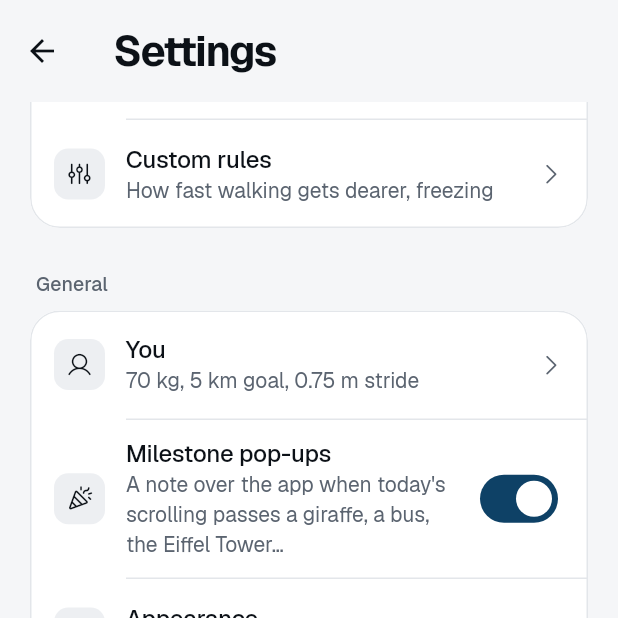
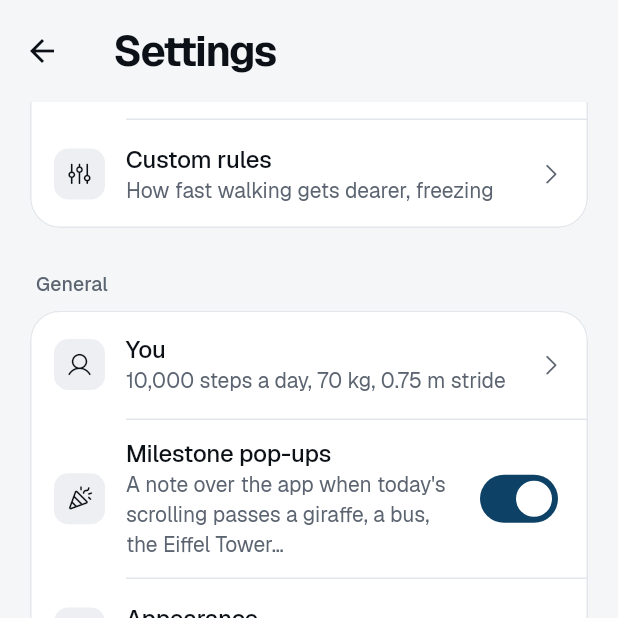
Before and after one commit to lebaaar/doomwalk, a Flutter app: the HomeScreen screen opened directly, item 3 of the bottom bar chosen, scrolled down 576 dp, on a phone screen of 412 x 824 dp, the top half of it. Run offline on Flutter 3.47's test engine with Material 3 defaults, Android fonts, the phone set to English and light mode, and no system bars; our stand-ins replace flutter_riverpod, pedometer, permission_handler, share_plus, sqflite; missing offline and left inert: home_widget; accounts and stored records are empty; project files that could hold a hidden picture were left out.

Commit message:
Step goal in steps, configurable, 10,000 by default
Settings -> You now has a "Daily step goal" slider (1,000-30,000 steps, in
steps of 500, default 10,000) instead of a goal in kilometres. The goal in
metres is derived from it and the stride. Saved goals in metres are converted;
the old 5 km default becomes 10,000 steps. The Activity walking panel shows
steps as well.

Co-Authored-By: Claude Opus 5.5 <noreply@anthropic.com>
Claude-Session: https://claude.ai/code/session_01GqksnMMaqzuhLtbB8jWPgR

```diff
--- a/lib/core/scroll_wallet.dart
+++ b/lib/core/scroll_wallet.dart
@@ -33,7 +33,7 @@ class WalletConfig {
     this.strideM = 0.75,
     this.demoMode = false,
     this.weightKg = 70,
-    this.walkGoalM = 5000,
+    this.stepGoal = defaultStepGoal,
   });
 
   /// Most scrolling the bank can hold.
@@ -61,8 +61,15 @@ class WalletConfig {
   /// Body weight for calorie estimates.
   final double weightKg;
 
-  /// Daily walking goal.
-  final double walkGoalM;
+  /// Daily walking goal, in steps.
+  final int stepGoal;
+
+  static const defaultStepGoal = 10000;
+  static const minStepGoal = 1000;
+  static const maxStepGoal = 30000;
+
+  /// The step goal as a distance, at the current stride.
+  double get walkGoalM => stepGoal * strideM;
 
   static const maxBankCapM = 500.0;
   static const minBankCapM = 50.0;
@@ -89,7 +96,7 @@ class WalletConfig {
     double? strideM,
     bool? demoMode,
     double? weightKg,
-    double? walkGoalM,
+    int? stepGoal,
   }) =>
       WalletConfig(
         bankCapM: bankCapM ?? this.bankCapM,
@@ -101,7 +108,7 @@ class WalletConfig {
         strideM: strideM ?? this.strideM,
         demoMode: demoMode ?? this.demoMode,
         weightKg: weightKg ?? this.weightKg,
-        walkGoalM: walkGoalM ?? this.walkGoalM,
+        stepGoal: stepGoal ?? this.stepGoal,
       );
 
   Map<String, Object?> toJson() => {
@@ -114,7 +121,7 @@ class WalletConfig {
         'strideM': strideM,
         'demoMode': demoMode,
         'weightKg': weightKg,
-        'walkGoalM': walkGoalM,
+        'stepGoal': stepGoal,
       };
 
   factory WalletConfig.fromJson(Map<String, Object?> j) {
@@ -131,7 +138,7 @@ class WalletConfig {
       strideM: n('strideM', d.strideM),
       demoMode: j['demoMode'] as bool? ?? d.demoMode,
       weightKg: n('weightKg', d.weightKg),
-      walkGoalM: n('walkGoalM', d.walkGoalM),
+      stepGoal: _stepGoalFrom(j, n('strideM', d.strideM)),
     );
   }
 
@@ -145,9 +152,20 @@ class WalletConfig {
       strideM: old.strideM,
       demoMode: old.demoMode,
       weightKg: old.weightKg,
-      walkGoalM: old.walkGoalM,
+      stepGoal: old.stepGoal,
     );
   }
+}
+
+/// A saved step goal; a goal saved in metres (older versions) becomes steps
+/// at the saved stride, except the old 5 km default, which becomes the new
+/// default.
+int _stepGoalFrom(Map<String, Object?> j, double strideM) {
+  final steps = (j['stepGoal'] as num?)?.toInt();
+  if (steps != null) return steps.clamp(WalletConfig.minStepGoal, WalletConfig.maxStepGoal);
+  final metres = (j['walkGoalM'] as num?)?.toDouble();
+  if (metres == null || metres == 5000 || strideM <= 0) return WalletConfig.defaultStepGoal;
+  return (metres / strideM).round().clamp(WalletConfig.minStepGoal, WalletConfig.maxStepGoal);
 }
 
 class WalletState {
--- a/lib/ui/home_screen.dart
+++ b/lib/ui/home_screen.dart
@@ -729,10 +729,11 @@ class _WalkingPanel extends StatelessWidget {
           crossAxisAlignment: CrossAxisAlignment.baseline,
           textBaseline: TextBaseline.alphabetic,
           children: [
-            Text(formatMetres(week ? c.weekWalkedM : c.state.walkedTodayM), style: t.headlineLarge?.merge(numeric)),
+            Text(formatCount(c.stepsFor(week ? c.weekWalkedM : c.state.walkedTodayM)),
+                style: t.headlineLarge?.merge(numeric)),
             const SizedBox(width: 8),
             Flexible(
-              child: Text(week ? 'in 7 days' : 'of ${formatRound(goal)} today',
+              child: Text(week ? 'steps in 7 days' : 'of ${formatCount(c.stepGoal)} steps today',
                   style: t.bodyMedium?.copyWith(color: col.muted)),
             ),
           ],
@@ -742,7 +743,7 @@ class _WalkingPanel extends StatelessWidget {
         Semantics(
           label: 'Walking per day, last 7 days: '
               '${[for (var i = 0; i < 7; i++) formatRound(series[i])].join(', ')}. '
-              'Goal ${formatRound(goal)}.',
+              'Goal ${formatCount(c.stepGoal)} steps.',
           excludeSemantics: true,
           child: SizedBox(
             height: barMax + 40,
--- a/lib/ui/settings_screen.dart
+++ b/lib/ui/settings_screen.dart
@@ -95,7 +95,7 @@ class SettingsScreen extends ConsumerWidget {
           _NavTile(
             icon: Ph.user,
             title: 'You',
-            subtitle: '${cfg.weightKg.toStringAsFixed(0)} kg, ${formatRound(cfg.walkGoalM)} goal, '
+            subtitle: '${formatCount(cfg.stepGoal)} steps a day, ${cfg.weightKg.toStringAsFixed(0)} kg, '
                 '${cfg.strideM.toStringAsFixed(2)} m stride',
             page: const _YouPage(),
           ),
@@ -307,16 +307,16 @@ class _YouPage extends ConsumerWidget {
     final cfg = c.config;
     void set(WalletConfig n) => c.updateConfig(n);
     return _SubPage(title: 'You', children: [
-      const _Help('Used for calorie estimates and to turn steps into metres.'),
+      const _Help('Your daily step goal, and what turns steps into metres and calories.'),
       TileGroup(children: [
         _SliderRow(
-          label: 'Daily walking goal',
-          value: cfg.walkGoalM / 1000,
-          min: 1,
-          max: 15,
-          divisions: 28,
-          format: (v) => '${v.toStringAsFixed(1)} km',
-          onChanged: (v) => set(cfg.copyWith(walkGoalM: v * 1000)),
+          label: 'Daily step goal',
+          value: cfg.stepGoal.toDouble(),
+          min: WalletConfig.minStepGoal.toDouble(),
+          max: WalletConfig.maxStepGoal.toDouble(),
+          divisions: (WalletConfig.maxStepGoal - WalletConfig.minStepGoal) ~/ 500,
+          format: (v) => '${formatCount(v.round())} steps',
+          onChanged: (v) => set(cfg.copyWith(stepGoal: v.round())),
         ),
         _SliderRow(
           label: 'Body weight',
```
Also changed, not shown: lib/services/controller.dart (+4 -4 lines), 9 other files.
